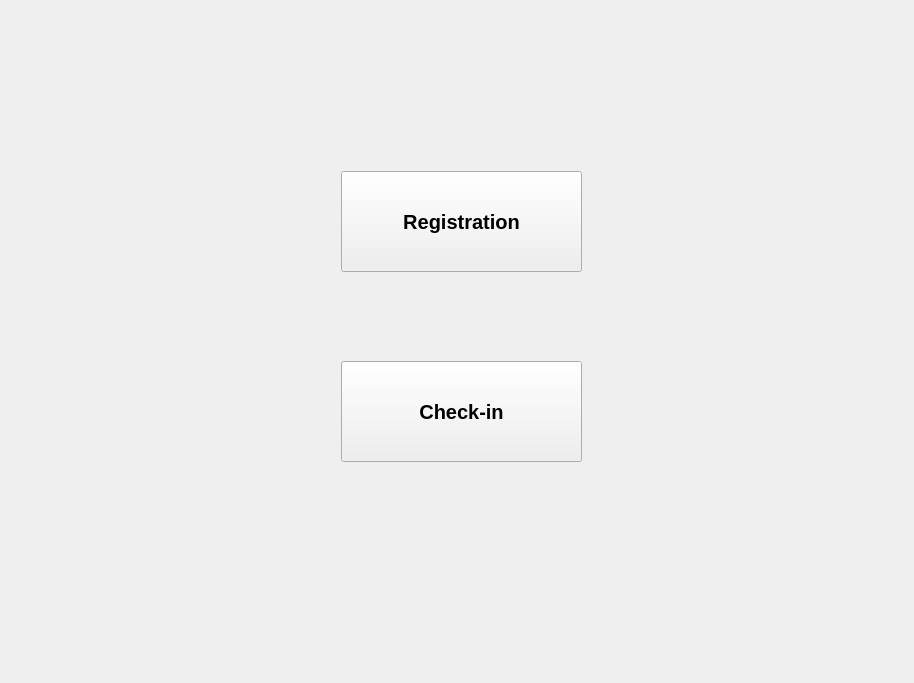
This is FURS/FURS_Management/furs_main_window.ui in singhraj82/FURS as Qt 5 draws it before an edit. The edited form follows.
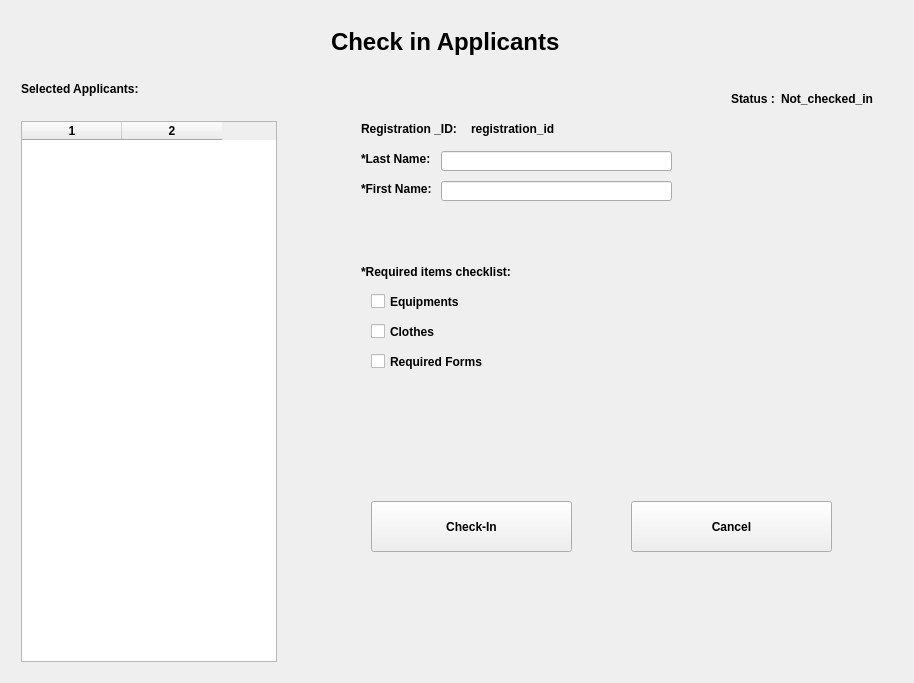
This is the edited form. The open tabs and pages were chosen to show the change.

Commit message: Add code for checkin logic

What changed in the file:
```diff
--- a/FURS/FURS_Management/furs_main_window.ui
+++ b/FURS/FURS_Management/furs_main_window.ui
@@ -24,7 +24,7 @@
     <item>
      <widget class="QStackedWidget" name="furs_stacked_control">
       <property name="currentIndex">
-       <number>1</number>
+       <number>3</number>
       </property>
       <widget class="QWidget" name="welcome_page">
        <widget class="QLabel" name="furs_welcome_label">
@@ -1044,6 +1044,230 @@
         </item>
        </layout>
       </widget>
+      <widget class="QWidget" name="checkin_page">
+       <widget class="QTableWidget" name="table_existing_applicants">
+        <property name="geometry">
+         <rect>
+          <x>10</x>
+          <y>110</y>
+          <width>256</width>
+          <height>541</height>
+         </rect>
+        </property>
+        <property name="columnCount">
+         <number>2</number>
+        </property>
+        <column/>
+        <column/>
+       </widget>
+       <widget class="QLineEdit" name="line_edit_first_name_checkin">
+        <property name="geometry">
+         <rect>
+          <x>430</x>
+          <y>170</y>
+          <width>231</width>
+          <height>20</height>
+         </rect>
+        </property>
+       </widget>
+       <widget class="QLabel" name="label_first_name_exist_checkin">
+        <property name="geometry">
+         <rect>
+          <x>350</x>
+          <y>170</y>
+          <width>71</width>
+          <height>16</height>
+         </rect>
+        </property>
+        <property name="text">
+         <string>*First Name:</string>
+        </property>
+       </widget>
+       <widget class="QLineEdit" name="line_edit_last_name_checkin">
+        <property name="geometry">
+         <rect>
+          <x>430</x>
+          <y>140</y>
+          <width>231</width>
+          <height>20</height>
+         </rect>
+        </property>
+       </widget>
+       <widget class="QLabel" name="label_last_name_exist_checkin">
+        <property name="geometry">
+         <rect>
+          <x>350</x>
+          <y>140</y>
+          <width>71</width>
+          <height>16</height>
+         </rect>
+        </property>
+        <property name="text">
+         <string>*Last Name:</string>
+        </property>
+       </widget>
+       <widget class="QLabel" name="label_selected_applicants_list">
+        <property name="geometry">
+         <rect>
+          <x>10</x>
+          <y>70</y>
+          <width>251</width>
+          <height>16</height>
+         </rect>
+        </property>
+        <property name="text">
+         <string>Selected Applicants:</string>
+        </property>
+       </widget>
+       <widget class="QLabel" name="label_required_check_list">
+        <property name="geometry">
+         <rect>
+          <x>350</x>
+          <y>250</y>
+          <width>151</width>
+          <height>21</height>
+         </rect>
+        </property>
+        <property name="text">
+         <string>*Required items checklist:</string>
+        </property>
+       </widget>
+       <widget class="QCheckBox" name="check_box_equipment">
+        <property name="geometry">
+         <rect>
+          <x>360</x>
+          <y>280</y>
+          <width>151</width>
+          <height>21</height>
+         </rect>
+        </property>
+        <property name="text">
+         <string>Equipments</string>
+        </property>
+       </widget>
+       <widget class="QCheckBox" name="check_box_clothes">
+        <property name="geometry">
+         <rect>
+          <x>360</x>
+          <y>310</y>
+          <width>151</width>
+          <height>21</height>
+         </rect>
+        </property>
+        <property name="text">
+         <string>Clothes</string>
+        </property>
+       </widget>
+       <widget class="QCheckBox" name="check_box_forms">
+        <property name="geometry">
+         <rect>
+          <x>360</x>
+          <y>340</y>
+          <width>151</width>
+          <height>21</height>
+         </rect>
+        </property>
+        <property name="text">
+         <string>Required Forms</string>
+        </property>
+       </widget>
+       <widget class="QLabel" name="label_registration_id">
+        <property name="geometry">
+         <rect>
+          <x>350</x>
+          <y>110</y>
+          <width>101</width>
+          <height>16</height>
+         </rect>
+        </property>
+        <property name="text">
+         <string>Registration _ID:</string>
+        </property>
+       </widget>
+       <widget class="QPushButton" name="button_check_in_applicant">
+        <property name="geometry">
+         <rect>
+          <x>360</x>
+          <y>490</y>
+          <width>201</width>
+          <height>51</height>
+         </rect>
+        </property>
+        <property name="text">
+         <string>Check-In</string>
+        </property>
+       </widget>
+       <widget class="QPushButton" name="button_cancel_check_in_applicant">
+        <property name="geometry">
+         <rect>
+          <x>620</x>
+          <y>490</y>
+          <width>201</width>
+          <height>51</height>
+         </rect>
+        </property>
+        <property name="text">
+         <string>Cancel</string>
+        </property>
+       </widget>
+       <widget class="QLabel" name="label_check_in_title">
+        <property name="geometry">
+         <rect>
+          <x>320</x>
+          <y>10</y>
+          <width>301</width>
+          <height>41</height>
+         </rect>
+        </property>
+        <property name="font">
+         <font>
+          <pointsize>18</pointsize>
+         </font>
+        </property>
+        <property name="text">
+         <string>Check in Applicants</string>
+        </property>
+       </widget>
+       <widget class="QLabel" name="label_registration_id_value">
+        <property name="geometry">
+         <rect>
+          <x>460</x>
+          <y>110</y>
+          <width>301</width>
+          <height>16</height>
+         </rect>
+        </property>
+        <property name="text">
+         <string>registration_id</string>
+        </property>
+       </widget>
+       <widget class="QLabel" name="label_checkin_status">
+        <property name="geometry">
+         <rect>
+          <x>720</x>
+          <y>80</y>
+          <width>101</width>
+          <height>16</height>
+         </rect>
+        </property>
+        <property name="text">
+         <string>Status :</string>
+        </property>
+       </widget>
+       <widget class="QLabel" name="label_checkin_status_value">
+        <property name="geometry">
+         <rect>
+          <x>770</x>
+          <y>80</y>
+          <width>121</width>
+          <height>16</height>
+         </rect>
+        </property>
+        <property name="text">
+         <string>Not_checked_in</string>
+        </property>
+       </widget>
+      </widget>
      </widget>
     </item>
    </layout>
```
Left out of the diff: 2 changed lines with no effect on the pictures. The commit also changes 4 other files.
